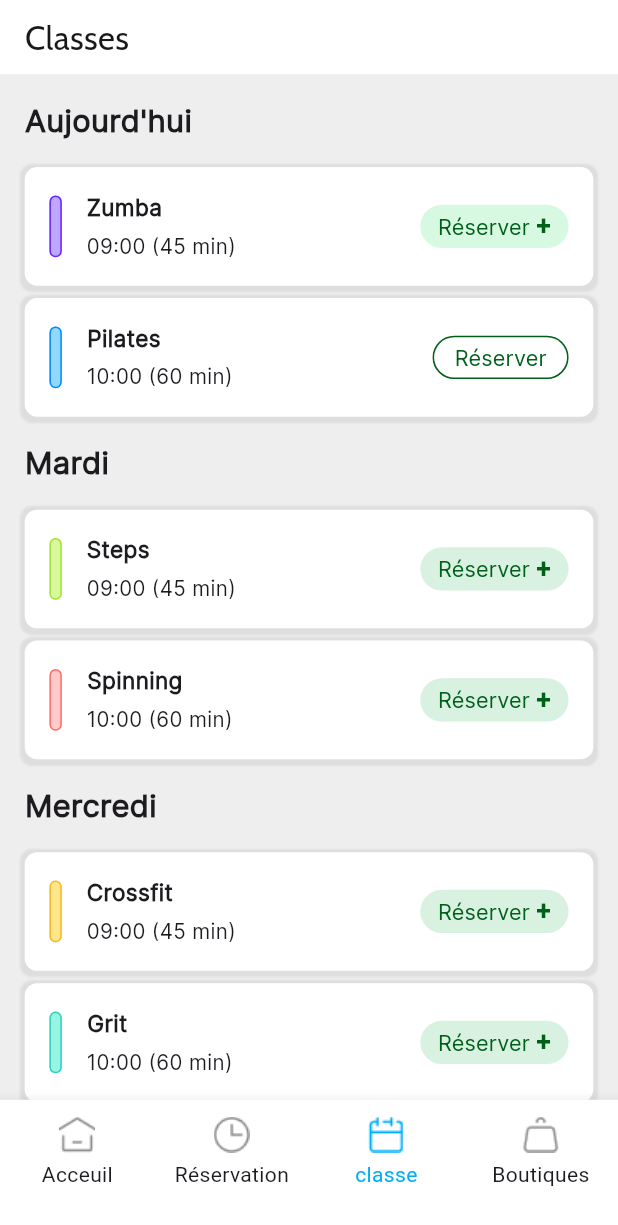
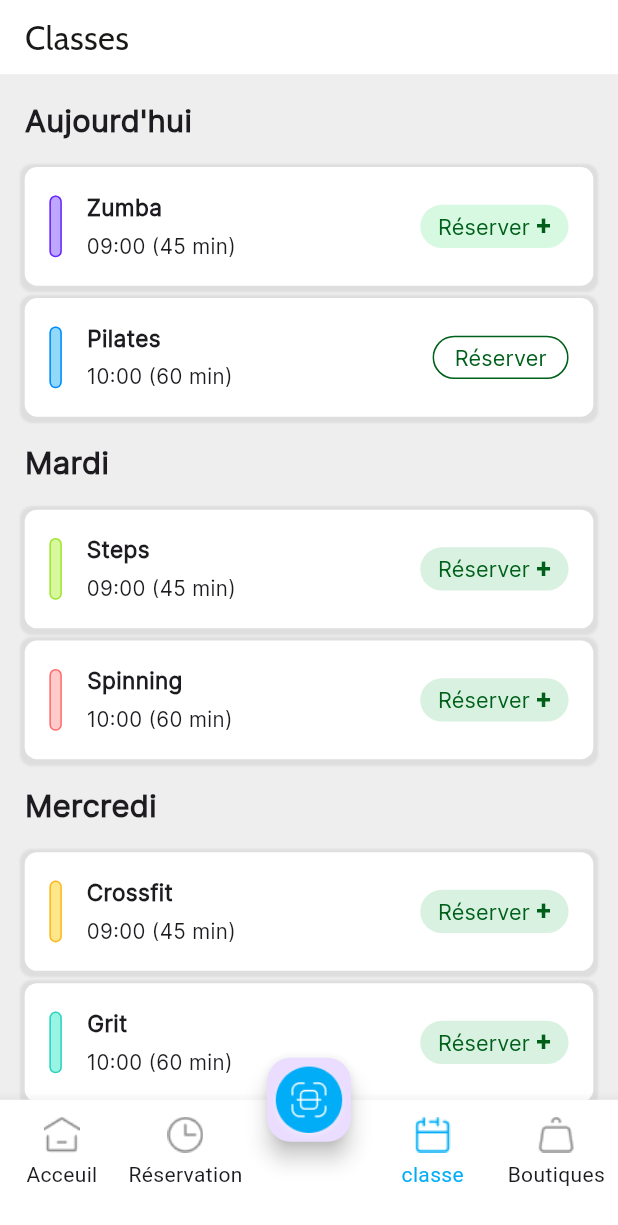
Before and after one commit to kyleerik17/Sky_fitness, a Flutter app: the screen it shows after launch, on a phone screen of 412 x 824 dp. Shown: the top 1225 px of the screen. Run offline on Flutter 3.47's test engine with Material 3 defaults, Android fonts, the light colour scheme and no system bars; our stand-ins replace flutter_riverpod, gap, sizer.

Commit message:
dimension réajusté

```diff
--- a/lib/main.dart
+++ b/lib/main.dart
@@ -1,8 +1,6 @@
 import 'package:flutter/material.dart';
 import 'package:sizer/sizer.dart';
-import 'package:sky_fitness/src/Pages/Home/Pages/home_page.dart';
 import 'package:sky_fitness/src/Pages/VoirReplays/pages/page.dart';
-
 import 'src/Pages/Classe/Pages/pages.dart';
 
 void main() {
--- a/lib/src/Pages/Classe/Pages/classe_page.dart
+++ b/lib/src/Pages/Classe/Pages/classe_page.dart
@@ -66,6 +66,15 @@ class ClassePage extends StatelessWidget {
       bottomNavigationBar: BottomNavigationClasse(
         onTap: (int) {},
       ),
+      floatingActionButton: FloatingActionButton(
+        onPressed: () {},
+        child: Image.asset(
+          'assets/icons/KButton.png',
+          width: 18.w,
+          height: 12.h,
+        ),
+      ),
+      floatingActionButtonLocation: FloatingActionButtonLocation.centerDocked,
     );
   }
 }
--- a/lib/src/Pages/Classe/Widgets/bottomnavigationbar.dart
+++ b/lib/src/Pages/Classe/Widgets/bottomnavigationbar.dart
@@ -81,18 +81,19 @@ class _BottomNavigationClasseState extends State<BottomNavigationClasse> {
                     'assets/icons/clock.png',
                     height: 8.w,
                     width: 8.w,
-                    color: _selectedIndex == 1 ? Colors.blue : null,
                   ),
-                  Text(
+                  const Text(
                     'Réservation',
-                    style: TextStyle(
-                      color: _selectedIndex == 1 ? Colors.blue : null,
-                    ),
+                    style: TextStyle(),
                   ),
                 ],
               ),
             ),
           ),
+          label: '',
+        ),
+        BottomNavigationBarItem(
+          icon: Container(),
           label: '',
         ),
         // BottomNavigationBarItem(
@@ -141,7 +142,7 @@ class _BottomNavigationClasseState extends State<BottomNavigationClasse> {
                     'assets/icons/calendar.png',
                     height: 8.w,
                     width: 8.w,
-                    color: Color(0xFF01ADF7),
+                    color: const Color(0xFF01ADF7),
                   ),
                   const Text(
                     'classe',
@@ -175,13 +176,10 @@ class _BottomNavigationClasseState extends State<BottomNavigationClasse> {
                     'assets/icons/shop-bag.png',
                     height: 8.w,
                     width: 8.w,
-                    color: _selectedIndex == 4 ? Colors.blue : null,
                   ),
                   Text(
                     'Boutiques',
-                    style: TextStyle(
-                      color: _selectedIndex == 4 ? Colors.blue : null,
-                    ),
+                    style: TextStyle(),
                   ),
                 ],
               ),
```
Also changed, not shown: lib/src/Pages/Home/Pages/home_page.dart (+9 -2 lines), lib/src/Pages/Home/Widgets/bottomnavigation.dart (+7 -26 lines).
